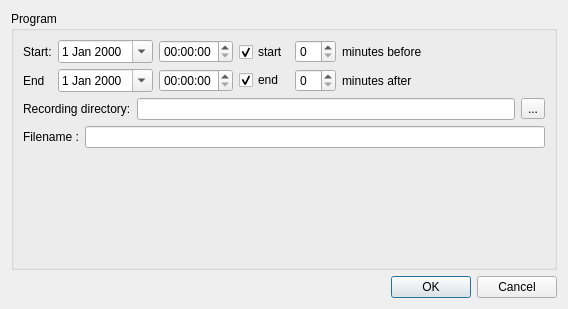
Old version of the form ui/modifyprogram.ui in the repository jlbrd/qmagneto.
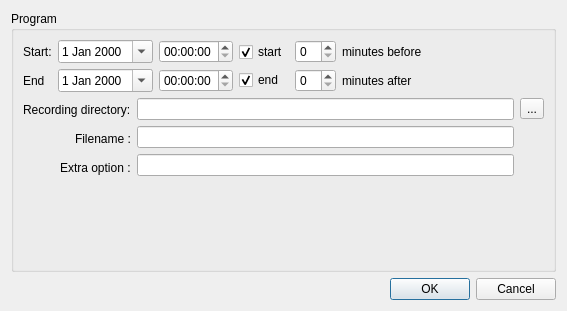
New version of the form. Icons and pictures are not drawn.

Commit message: Ajout d'un champ complémentaire permettant de saisir des paramètres supplémentaires pour la lecture ou enregistrement. Ce paramètre permet d'ajouter une option différente pour chaque programme. Par exemple pour enregistrer simultanément plusieurs programmes en précisant un adaptateur TNT différent pour chacun ou des options d'encodage particulières.

```diff
--- a/ui/modifyprogram.ui
+++ b/ui/modifyprogram.ui
@@ -1,12 +1,12 @@
 <ui version="4.0" >
  <class>ModifyProgram</class>
- <widget class="QDialog" name="ModifyProgram" >
-  <property name="geometry" >
+ <widget class="QDialog" name="ModifyProgram">
+  <property name="geometry">
    <rect>
     <x>0</x>
     <y>0</y>
-    <width>568</width>
-    <height>309</height>
+    <width>567</width>
+    <height>311</height>
    </rect>
   </property>
   <property name="windowTitle" >
@@ -15,11 +15,11 @@
   <property name="windowIcon" >
    <iconset resource="../resources/resources.qrc" >:/images/images/tv.png</iconset>
   </property>
-  <layout class="QGridLayout" >
-   <item row="0" column="0" >
-    <widget class="QGroupBox" name="programName" >
-     <property name="sizePolicy" >
-      <sizepolicy vsizetype="MinimumExpanding" hsizetype="Preferred" >
+  <layout class="QGridLayout" name="gridLayout_2">
+   <item row="1" column="0">
+    <widget class="QGroupBox" name="programName">
+     <property name="sizePolicy">
+      <sizepolicy hsizetype="Preferred" vsizetype="MinimumExpanding">
        <horstretch>0</horstretch>
        <verstretch>0</verstretch>
       </sizepolicy>
@@ -27,16 +27,14 @@
      <property name="title" >
       <string>Program</string>
      </property>
-     <layout class="QGridLayout" >
-      <item row="0" column="0" >
-       <layout class="QVBoxLayout" >
+     <layout class="QGridLayout" name="gridLayout">
+      <item row="0" column="0" colspan="2">
+       <layout class="QHBoxLayout">
         <item>
-         <layout class="QHBoxLayout" >
+         <layout class="QVBoxLayout">
           <item>
-           <layout class="QVBoxLayout" >
-            <item>
-             <widget class="QLabel" name="label_2" >
-              <property name="text" >
+           <widget class="QLabel" name="label_2">
+            <property name="text">
                <string>Start:</string>
               </property>
              </widget>
@@ -51,7 +49,7 @@
            </layout>
           </item>
           <item>
-           <layout class="QVBoxLayout" >
+         <layout class="QVBoxLayout">
             <item>
              <widget class="QDateEdit" name="beginDate" >
               <property name="calendarPopup" >
@@ -69,7 +67,7 @@
            </layout>
           </item>
           <item>
-           <layout class="QVBoxLayout" >
+         <layout class="QVBoxLayout">
             <item>
              <widget class="QTimeEdit" name="beginHour" >
               <property name="calendarPopup" >
@@ -87,7 +85,7 @@
            </layout>
           </item>
           <item>
-           <layout class="QVBoxLayout" >
+         <layout class="QVBoxLayout">
             <item>
              <widget class="QCheckBox" name="checkBoxBefore" >
               <property name="text" >
@@ -111,7 +109,7 @@
            </layout>
           </item>
           <item>
-           <layout class="QVBoxLayout" >
+         <layout class="QVBoxLayout">
             <item>
              <widget class="QSpinBox" name="before" >
               <property name="value" >
@@ -129,7 +127,7 @@
            </layout>
           </item>
           <item>
-           <layout class="QVBoxLayout" >
+         <layout class="QVBoxLayout">
             <item>
              <widget class="QLabel" name="label_5" >
               <property name="text" >
@@ -161,63 +159,92 @@
           </item>
          </layout>
         </item>
+      <item row="1" column="0">
+       <layout class="QVBoxLayout" name="verticalLayout">
         <item>
-         <layout class="QGridLayout" >
-          <item row="0" column="0" >
-           <widget class="QLabel" name="label_8" >
-            <property name="text" >
+         <widget class="QLabel" name="label_8">
+          <property name="text">
              <string>Recording directory:</string>
             </property>
            </widget>
           </item>
-          <item row="0" column="1" >
-           <widget class="QLineEdit" name="directory" />
-          </item>
-          <item row="0" column="2" >
-           <widget class="QToolButton" name="directoryButton" >
-            <property name="text" >
-             <string>...</string>
-            </property>
-           </widget>
-          </item>
-         </layout>
-        </item>
-        <item>
-         <layout class="QHBoxLayout" >
-          <item>
-           <widget class="QLabel" name="label" >
-            <property name="text" >
+        <item alignment="Qt::AlignRight">
+         <widget class="QLabel" name="label">
+          <property name="text">
              <string>Filename :</string>
             </property>
            </widget>
           </item>
+        <item alignment="Qt::AlignRight">
+         <widget class="QLabel" name="label6">
+          <property name="text">
+           <string>Extra option :</string>
+          </property>
+         </widget>
+        </item>
+       </layout>
+      </item>
+      <item row="1" column="1">
+       <layout class="QHBoxLayout" name="horizontalLayout">
           <item>
-           <widget class="QLineEdit" name="filename" />
+         <layout class="QVBoxLayout" name="verticalLayout_2">
+          <item>
+           <widget class="QLineEdit" name="directory"/>
           </item>
+          <item>
+           <widget class="QLineEdit" name="filename"/>
+          </item>
+          <item>
+           <widget class="QLineEdit" name="option"/>
+          </item>
          </layout>
         </item>
         <item>
+         <layout class="QVBoxLayout" name="verticalLayout_3">
+          <item>
+           <widget class="QToolButton" name="directoryButton">
+            <property name="text">
+             <string>...</string>
+            </property>
+           </widget>
+          </item>
+          <item>
+           <spacer name="spacer">
+            <property name="orientation">
+             <enum>Qt::Vertical</enum>
+            </property>
+            <property name="sizeHint" stdset="0">
+             <size>
+              <width>20</width>
+              <height>48</height>
+             </size>
+            </property>
+           </spacer>
+          </item>
+         </layout>
+        </item>
+       </layout>
+      </item>
+      <item row="2" column="1">
          <spacer>
           <property name="orientation" >
            <enum>Qt::Vertical</enum>
           </property>
-          <property name="sizeHint" >
+        <property name="sizeHint" stdset="0">
            <size>
             <width>20</width>
-            <height>40</height>
+          <height>48</height>
            </size>
           </property>
          </spacer>
         </item>
        </layout>
-      </item>
-     </layout>
     </widget>
    </item>
-   <item row="1" column="0" >
-    <widget class="QDialogButtonBox" name="buttonBox" >
-     <property name="standardButtons" >
-      <set>QDialogButtonBox::Cancel|QDialogButtonBox::NoButton|QDialogButtonBox::Ok</set>
+   <item row="2" column="0">
+    <widget class="QDialogButtonBox" name="buttonBox">
+     <property name="standardButtons">
+      <set>QDialogButtonBox::Cancel|QDialogButtonBox::Ok</set>
      </property>
     </widget>
    </item>
```
Left out of the diff: 76 changed lines with no effect on the pictures. Lines whose indentation alone changed are shown as unchanged. The commit also changes 11 other files.
